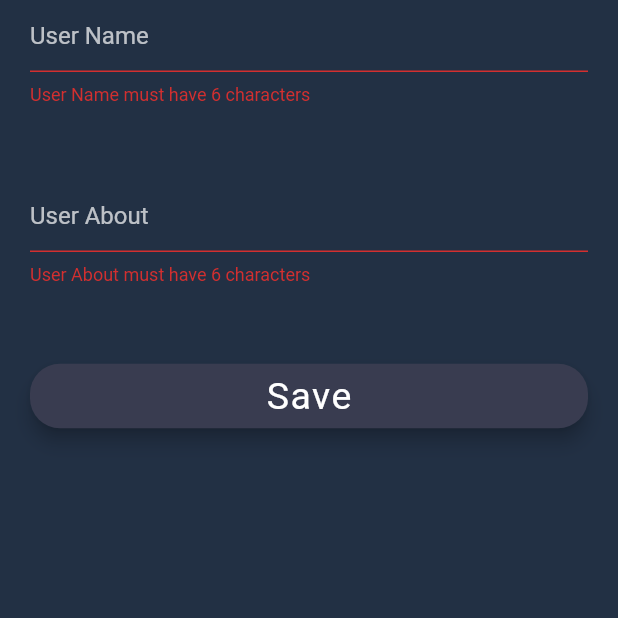
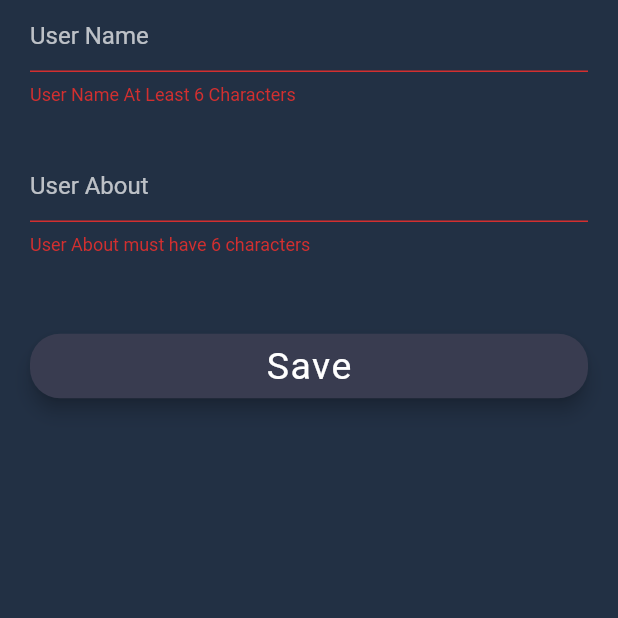
Before and after one commit to mohitm09/smile, a Flutter app: the TakePrimaryUserData screen opened directly, after a tap on "Save", on a phone screen of 412 x 824 dp, the top half of it. Run offline on Flutter 3.47's test engine with Material 2 defaults, Android fonts, the light colour scheme and no system bars; drawn by our look-alikes of loading_overlay; our stand-ins replace cloud_firestore, firebase_auth, firebase_core, firebase_messaging, google_sign_in; accounts and stored records are empty.

Commit message:
part 4 completed

```diff
--- a/lib/FrontEnd/AuthUI/common_auth_methods.dart
+++ b/lib/FrontEnd/AuthUI/common_auth_methods.dart
@@ -3,9 +3,9 @@ import 'package:flutter/cupertino.dart';
 import 'sign_up.dart';
 import 'log_in.dart';
 
-Widget commonTextFormField({required String hintText, required String? Function(String?)? validator, required TextEditingController textEditingController}){
+Widget commonTextFormField({required String hintText, required String? Function(String?)? validator, required TextEditingController textEditingController, double bottomPadding=50.0}){
   return Container(
-    padding: EdgeInsets.only(left: 20.0, right: 20.0, bottom: 50.0),
+    padding: EdgeInsets.only(left: 20.0, right: 20.0, bottom:bottomPadding),
     child: TextFormField(
       validator: validator,
       controller: textEditingController,
--- a/lib/FrontEnd/NewUserEntry/new_user_entry.dart
+++ b/lib/FrontEnd/NewUserEntry/new_user_entry.dart
@@ -1,7 +1,13 @@
 import 'package:flutter/material.dart';
 import 'package:flutter/cupertino.dart';
+import 'package:flutter/services.dart';
 import 'package:loading_overlay/loading_overlay.dart';
+import 'package:smile/BackEnd/Firebase/OnlineDatabaseManagement/new_user_entry.dart';
 import 'package:smile/FrontEnd/AuthUI/common_auth_methods.dart';
+import 'package:firebase_auth/firebase_auth.dart';
+import 'package:loading_overlay/loading_overlay.dart';
+import 'package:smile/FrontEnd/home_page.dart';
+
 
 
 class TakePrimaryUserData extends StatefulWidget {
@@ -19,6 +25,8 @@ class _TakePrimaryUserDataState extends State<TakePrimaryUserData> {
     final TextEditingController _userName = TextEditingController();
     final TextEditingController _userAbout = TextEditingController();
 
+    final CloudStoreDataManagement _cloudStoreDataManagement = CloudStoreDataManagement();
+
     @override
     Widget build (BuildContext context) {
       return SafeArea(
@@ -34,11 +42,22 @@ class _TakePrimaryUserDataState extends State<TakePrimaryUserData> {
                 child: ListView(
                   shrinkWrap: true,
                   children: [
-                    commonTextFormField(hintText:'User Name', validator: (inputVal){
-                      if (inputVal!.length<6)
-                        return 'User Name must have 6 characters';
-                      return null;
+                    commonTextFormField(
+                      bottomPadding: 30.0,
+                        hintText:'User Name',
+                        validator: (inputUserName){
+                        final RegExp _messageRegex = RegExp(r'[a-zA-Z0-9]');
 
+                          if (inputUserName!.length <6)
+                            return "User Name At Least 6 Characters";
+                          else if (inputUserName.contains(' ') ||
+                              inputUserName.contains('@'))
+                            return "Space and @ Not Allowed...User '_' instead of space";
+                          else if (inputUserName.contains('__'))
+                            return "'__' Not Allowed...User '_' Instead of '__'";
+                          else if (!_messageRegex.hasMatch(inputUserName))
+                            return "Sorry, Only Emoji Not Supported";
+                          return null;
                     }, textEditingController: this._userName),
 
                     commonTextFormField(hintText:'User About',
@@ -62,7 +81,7 @@ class _TakePrimaryUserDataState extends State<TakePrimaryUserData> {
     }
 
     Widget _upperHeading(){
-      return Padding(padding: EdgeInsets.only(top: 30.0),
+      return Padding(padding: EdgeInsets.only(top: 30.0, bottom:50.0),
         child :Center(
           child:Text ('Set Up Your Account',style:TextStyle(color:Colors.white,fontSize: 25.0),
           ),
@@ -101,6 +120,41 @@ class _TakePrimaryUserDataState extends State<TakePrimaryUserData> {
 
             if(this._takeUserPrimaryInformationKey.currentState!.validate()){
               print('Validated');
+
+              SystemChannels.textInput.invokeMethod('TextInput.hide');
+
+              if (mounted){
+                setState(() {
+                  this._isLoading=true;
+                });
+              }
+
+              final bool canRegisterNewUser = await _cloudStoreDataManagement.checkThisUserAlreadyPresentOrNot(userName: this._userName.text);
+
+              String msg ='';
+
+              if(!canRegisterNewUser)
+                msg = 'User Name Already present';
+              else{
+                final bool _userEntryResponse = await _cloudStoreDataManagement.registerNewUser(userName: this._userName.text, userAbout: this._userAbout.text, userEmail:FirebaseAuth.instance.currentUser!.email.toString());
+                if (_userEntryResponse) {
+                  msg = 'User data Entry Successfully';
+                  Navigator.pushAndRemoveUntil(context, MaterialPageRoute(builder: (_) => HomePage()),(route) => false);
+                }else
+                  msg = 'User data Not Entry Successfully';
+              }
+
+              ScaffoldMessenger.of(context).showSnackBar(SnackBar(content: Text(msg)));
+
+              if (mounted){
+                setState(() {
+                  this._isLoading=false;
+                });
+              }
+
+
+
+
             }else{
               print('Not Validated');
             }
--- a/pubspec.yaml
+++ b/pubspec.yaml
@@ -38,6 +38,8 @@ dependencies:
   google_sign_in: ^6.0.2
   loading_overlay: ^0.2.1
   cloud_firestore: ^4.4.5
+  intl: ^0.18.0
+  firebase_messaging: ^14.3.0
 
 
   # The following adds the Cupertino Icons font to your application.
```
Also changed, not shown: lib/BackEnd/Firebase/OnlineDatabaseManagement/new_user_entry.dart (added, +66 -0 lines), pubspec.lock, 2 other files.
